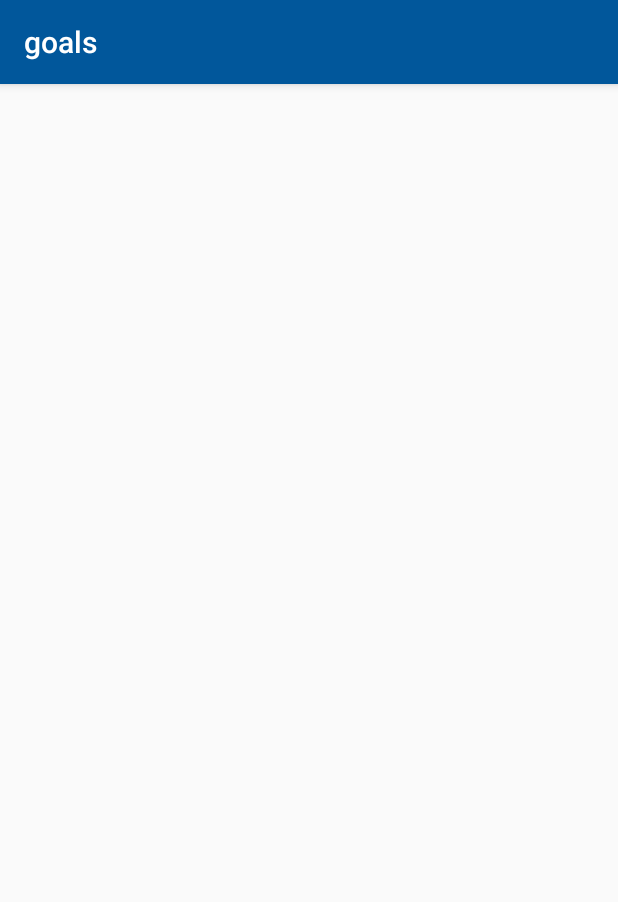
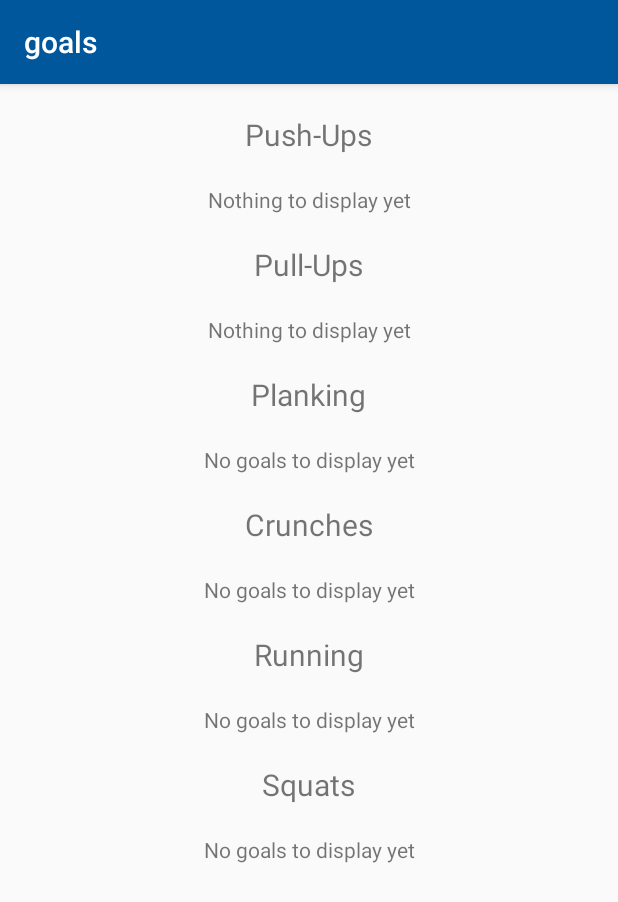
Before and after one commit to keerthivarumbudy/FitnessChallenge-master, an Android app: the Goals screen opened directly, with no data from a screen before it, on a phone screen of 412 x 824 dp. Shown: the top 902 px of the screen. Run offline under Robolectric (Android 15) with nearby library versions, the phone set to English and light mode, and no system bars.

Commit message:
Merge branch 'master' of C:\Users\adith bharadwaj\Downloads\ud851-Sunshine-student\FitnessChallenge-master with conflicts.

```diff
--- a/app/src/main/java/com/example/adithbharadwaj/fitnesschallenge/Choices.java
+++ b/app/src/main/java/com/example/adithbharadwaj/fitnesschallenge/Choices.java
@@ -26,6 +26,7 @@ public class Choices extends AppCompatActivity {
 
         TextView challenges = (TextView) findViewById(R.id.challenges);
 
+
         challenges.setOnClickListener(new View.OnClickListener() {
 
             @Override
@@ -49,7 +50,7 @@ public class Choices extends AppCompatActivity {
             }
         });
 
-        TextView pb = (TextView) findViewById(R.id.pb);
+      /**  TextView pb = (TextView) findViewById(R.id.pb);
 
         pb.setOnClickListener(new View.OnClickListener() {
             @Override
@@ -58,6 +59,7 @@ public class Choices extends AppCompatActivity {
                 startActivity(challenges);
             }
         });
+       */
 
         TextView result = (TextView) findViewById(R.id.results);
 
--- a/app/src/main/java/com/example/adithbharadwaj/fitnesschallenge/Goals.java
+++ b/app/src/main/java/com/example/adithbharadwaj/fitnesschallenge/Goals.java
@@ -1,17 +1,143 @@
 package com.example.adithbharadwaj.fitnesschallenge;
 
+import android.content.SharedPreferences;
 import android.os.Bundle;
 import android.support.annotation.Nullable;
 import android.support.v7.app.AppCompatActivity;
+import android.util.Log;
+import android.widget.TextView;
 
 /**
  * Created by adith bharadwaj on 7/11/2017.
  */
 
 public class Goals  extends AppCompatActivity{
+
+
+    private String pushUps;
+
+    private String pullUps;
+
+    private String crunches;
+
+    private String running;
+
+    private String plank;
+
+    private String squats;
+
+    public int mpush;
+
+    public int mpull;
+
+    public int mplank;
+
+    public int mrun;
+
+    public int msquat;
+
+    public int mcrunch;
+
+    private TextView pushResult;
+
+    private TextView pullResult;
+
+    private TextView CrunchResult;
+
+    private TextView RunningResult;
+
+    private TextView PlankResult;
+
+    private TextView SquatResult;
+
+
     @Override
     protected void onCreate(@Nullable Bundle savedInstanceState) {
         super.onCreate(savedInstanceState);
         setContentView(R.layout.goals);
+
+
+        SharedPreferences prefs = getSharedPreferences("results",
+                MODE_PRIVATE);
+
+
+        //push-ups
+
+        pullUps = prefs.getString("PullUps", "");
+
+        //pull-ups
+
+        pushUps = prefs.getString("PushUps",
+                "");
+
+        //crunches
+
+        crunches = prefs.getString("Crunches", "");
+
+        //squats
+
+        squats = prefs.getString("Squats", "");
+
+        //running
+
+        running = prefs.getString("Running", "");
+
+        //planks
+
+        plank = prefs.getString("Planks", "");
+
+
+        pushResult = (TextView) findViewById(R.id.PushUpGoals);
+
+        pullResult = (TextView) findViewById(R.id.PullUpGoals);
+
+        SquatResult = (TextView) findViewById(R.id.SquatsGoals);
+
+        RunningResult = (TextView) findViewById(R.id.RunningGoals);
+
+        CrunchResult = (TextView) findViewById(R.id.CrunchesGoals);
+
+        PlankResult = (TextView) findViewById(R.id.PlankGoals);
+
+
+        try{
+            mpush = Integer.parseInt(pushUps);
+        }catch(NumberFormatException ex){ // handle your exception
+            pushResult.setText("Nothing to display yet");
+        }
+
+        try{
+            mpull = Integer.parseInt(pullUps);
+        }catch(NumberFormatException ex){ // handle your exception
+            pullResult.setText("Nothing to display yet");
+        }
+
+        try{
+            mcrunch = Integer.parseInt(crunches);
+        }catch(NumberFormatException ex){ // handle your exception
+            Log.e("", "");
+        }
+
+        try{
+            mplank = Integer.parseInt(plank);
+        }catch(NumberFormatException ex){ // handle your exception
+            Log.e("", "");
+        }
+
+        try{
+            mrun = Integer.parseInt(running);
+        }catch(NumberFormatException ex){ // handle your exception
+            Log.e("", "");
+        }
+
+
+        try{
+            msquat = Integer.parseInt(squats);
+        }catch(NumberFormatException ex){ // handle your exception
+            Log.e("", "");
+        }
+
+
+
     }
 }
--- a/app/src/main/res/layout/challenges.xml
+++ b/app/src/main/res/layout/challenges.xml
@@ -19,7 +19,7 @@
         android:text="CHALLENGES"
         android:textAlignment="center"
         style="@style/CustomText"
-        android:layout_marginBottom="20dp"
+        android:layout_marginBottom="50dp"
         android:layout_marginTop="20dp"
         />
    <RelativeLayout
--- a/app/src/main/res/layout/choices.xml
+++ b/app/src/main/res/layout/choices.xml
@@ -1,62 +1,44 @@
 <?xml version="1.0" encoding="utf-8"?>
-<LinearLayout xmlns:android="http://schemas.android.com/apk/res/android"
-    android:orientation="vertical" android:layout_width="match_parent"
+<LinearLayout
+    xmlns:android="http://schemas.android.com/apk/res/android"
+    android:orientation="vertical"
+    android:layout_width="match_parent"
     android:layout_height="match_parent"
-    android:background="#FFFFFF">
+      >
 
     <TextView
 
-
         android:layout_width="match_parent"
-        android:layout_height="50dp"
+        android:layout_height="wrap_content"
         android:text="Challenges"
-
+        android:textAlignment="center"
         android:layout_gravity="center_horizontal"
         android:textSize="20sp"
-        android:layout_marginTop="40dp"
-        android:layout_marginBottom="20dp"
+        android:padding="20dp"
         android:layout_weight="1"
-        android:id="@+id/challenges"
-        android:background="@drawable/challenge"/>
+        android:id="@+id/challenges"  />
 
     <TextView
         android:layout_width="match_parent"
-        android:layout_height="50dp"
-        android:text="Personal Best"
-
+        android:layout_height="wrap_content"
+        android:text="goals"
+        android:textAlignment="center"
         android:layout_gravity="center_horizontal"
         android:textSize="20sp"
-        android:layout_marginTop="20dp"
-        android:layout_marginBottom="20dp"
+        android:padding="20dp"
         android:layout_weight="1"
-        android:id="@+id/pb"
-        android:background="@drawable/personalbest"/>
+        android:id="@+id/goals"  />
 
     <TextView
         android:layout_width="match_parent"
-        android:layout_height="50dp"
-        android:text="Goals"
-
+        android:layout_height="wrap_content"
+        android:text="results"
+        android:textAlignment="center"
         android:layout_gravity="center_horizontal"
         android:textSize="20sp"
-        android:layout_marginTop="20dp"
-        android:layout_marginBottom="20dp"
+        android:padding="20dp"
         android:layout_weight="1"
-        android:id="@+id/goals"
-        android:background="@drawable/goal"/>
-
-    <TextView
-        android:layout_width="match_parent"
-        android:layout_height="50dp"
-        android:text="Results"
-
-        android:layout_gravity="center_horizontal"
-        android:textSize="20sp"
-        android:layout_marginTop="20dp"
-        android:layout_marginBottom="20dp"
-        android:layout_weight="1"
-        android:id="@+id/results"
-        android:background="@drawable/results"/>
+        android:id="@+id/results"  />
 
 
 </LinearLayout>
--- a/app/src/main/res/layout/goals.xml
+++ b/app/src/main/res/layout/goals.xml
@@ -1,6 +1,121 @@
 <?xml version="1.0" encoding="utf-8"?>
+
+
+<ScrollView xmlns:android="http://schemas.android.com/apk/res/android"
+    android:layout_width="match_parent"
+    android:layout_height="match_parent">
+
 <LinearLayout xmlns:android="http://schemas.android.com/apk/res/android"
     android:orientation="vertical" android:layout_width="match_parent"
     android:layout_height="match_parent">
 
+    <TextView
+        android:layout_width="wrap_content"
+        android:layout_height="wrap_content"
+        android:text="Push-Ups"
+        android:textSize="20sp"
+        android:textAlignment="center"
+        android:layout_gravity="center_horizontal"
+        android:padding="20dp"
+          />
+
+    <TextView
+        android:layout_width="match_parent"
+        android:layout_height="wrap_content"
+        android:text="No goals to display yet"
+        android:textAlignment="center"
+        android:layout_gravity="center_horizontal"
+        android:id="@+id/PushUpGoals" />
+
+    <TextView
+        android:layout_width="wrap_content"
+        android:layout_height="wrap_content"
+        android:text="Pull-Ups"
+        android:textSize="20sp"
+        android:textAlignment="center"
+        android:layout_gravity="center_horizontal"
+        android:padding="20dp"
+        />
+
+    <TextView
+        android:layout_width="match_parent"
+        android:layout_height="wrap_content"
+        android:text="No goals to display yet"
+        android:textAlignment="center"
+        android:layout_gravity="center_horizontal"
+        android:id="@+id/PullUpGoals" />
+
+    <TextView
+        android:layout_width="wrap_content"
+        android:layout_height="wrap_content"
+        android:text="Planking"
+        android:textSize="20sp"
+        android:textAlignment="center"
+        android:layout_gravity="center_horizontal"
+        android:padding="20dp"
+        />
+
+    <TextView
+        android:layout_width="match_parent"
+        android:layout_height="wrap_content"
+        android:text="No goals to display yet"
+        android:textAlignment="center"
+        android:layout_gravity="center_horizontal"
+        android:id="@+id/PlankGoals" />
+
+    <TextView
+        android:layout_width="wrap_content"
+        android:layout_height="wrap_content"
+        android:text="Crunches"
+        android:textSize="20sp"
+        android:textAlignment="center"
+        android:layout_gravity="center_horizontal"
+        android:padding="20dp"
+        />
+
+    <TextView
+        android:layout_width="match_parent"
+        android:layout_height="wrap_content"
+        android:text="No goals to display yet"
+        android:textAlignment="center"
+        android:layout_gravity="center_horizontal"
+        android:id="@+id/CrunchesGoals" />
+
+    <TextView
+        android:layout_width="wrap_content"
+        android:layout_height="wrap_content"
+        android:text="Running"
+        android:textSize="20sp"
+        android:textAlignment="center"
+        android:layout_gravity="center_horizontal"
+        android:padding="20dp"
+        />
+
+    <TextView
+        android:layout_width="match_parent"
+        android:layout_height="wrap_content"
+        android:text="No goals to display yet"
+        android:textAlignment="center"
+        android:layout_gravity="center_horizontal"
+        android:id="@+id/RunningGoals" />
+
+    <TextView
+        android:layout_width="wrap_content"
+        android:layout_height="wrap_content"
+        android:text="Squats"
+        android:textSize="20sp"
+        android:textAlignment="center"
+        android:layout_gravity="center_horizontal"
+        android:padding="20dp"
+        />
+
+    <TextView
+        android:layout_width="match_parent"
+        android:layout_height="wrap_content"
+        android:text="No goals to display yet"
+        android:textAlignment="center"
+        android:layout_gravity="center_horizontal"
+        android:id="@+id/SquatsGoals" />
+
 </LinearLayout>
+    </ScrollView>
--- a/app/src/main/res/values/styles.xml
+++ b/app/src/main/res/values/styles.xml
@@ -20,5 +20,4 @@
         <item name="android:textSize">15sp</item>
     </style>
 
-
 </resources>
```
Also changed, not shown: app/src/main/res/layout/activity_main.xml (+5 -5 lines), app/src/main/res/drawable/crunches.jpg (added), app/src/main/res/drawable/planking.jpg (added), app/src/main/res/drawable/pullup.jpg (added), app/src/main/res/drawable/pushup.jpg (added), app/src/main/res/drawable/run.jpg (added), app/src/main/res/drawable/squat.jpg (added).
